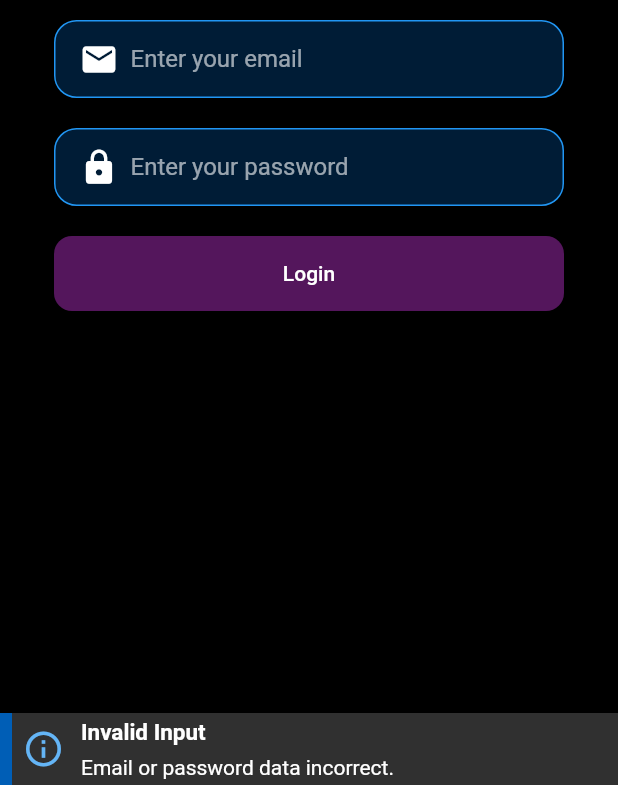
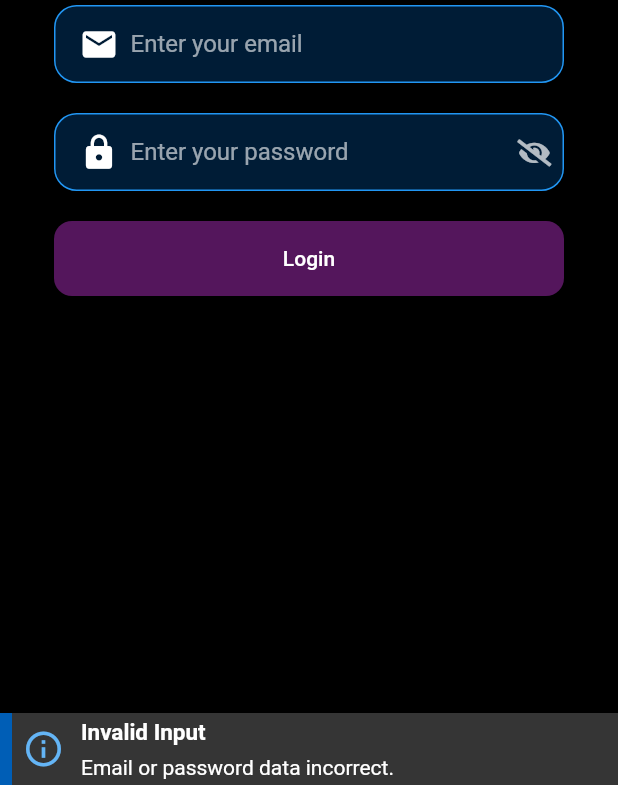
Before and after one commit to Kurler3/Anihub-Flutter, a Flutter app: the screen it shows after launch, after a tap on "Login", on a phone screen of 412 x 824 dp, the part 451-1236 px from its top. Run offline on Flutter 3.47's test engine with Material 2 defaults, Android fonts, the phone set to English and light mode, and no system bars; drawn by our look-alikes of another_flushbar; our stand-ins replace cloud_firestore, firebase_auth, firebase_core, firebase_storage, flutter_icons, image_picker and 2 more; missing offline and left inert: dart:ffi; accounts and stored records are empty.

Commit message:
finished whole auth process

```diff
--- /dev/null
+++ b/lib/back_end_methods/database_methods.dart
@@ -0,0 +1,37 @@
+import 'dart:ffi';
+
+import 'package:anihub_flutter/models/user.dart';
+import 'package:cloud_firestore/cloud_firestore.dart';
+import 'package:firebase_auth/firebase_auth.dart';
+import 'package:flutter/material.dart';
+
+class DatabaseMethods {
+  final FirebaseFirestore _firebaseFirestore = FirebaseFirestore.instance;
+  final FirebaseAuth _firebaseAuth = FirebaseAuth.instance;
+  // CREATE USER
+  Future<void> uploadUser({required UserModal userData}) async {
+    // NO NEED FOR TRY CATCH BECAUSE THIS FUNCTION IS CALLED INSIDE A TRY AND CATCH BLOCK.
+
+    await _firebaseFirestore.collection('users').doc(userData.uid).set(
+          UserModal.toMap(userData: userData),
+        );
+  }
+
+  // GET USER DETAILS
+  Future<UserModal?> getUserDetails() async {
+    try {
+      User? user = _firebaseAuth.currentUser;
+      if (user == null) {
+        return null;
+      }
+
+      DocumentSnapshot<Map<String, dynamic>> documentSnapshot =
+          await _firebaseFirestore.collection('users').doc(user.uid).get();
+
+      return UserModal.fromMap(map: documentSnapshot.data()!);
+    } catch (e) {
+      debugPrint(e.toString());
+    }
+    return null;
+  }
+}
--- a/lib/main.dart
+++ b/lib/main.dart
@@ -1,8 +1,10 @@
+import 'package:anihub_flutter/providers/user_provider.dart';
 import 'package:anihub_flutter/screens/app.dart';
 import 'package:anihub_flutter/screens/auth/register_screen.dart';
 import 'package:anihub_flutter/utils/colors.dart';
 import 'package:firebase_core/firebase_core.dart';
 import 'package:flutter/material.dart';
+import 'package:provider/provider.dart';
 import 'firebase_options.dart';
 
 void main() async {
@@ -18,7 +20,14 @@ class MyApp extends StatelessWidget {
 
   @override
   Widget build(BuildContext context) {
-    return MaterialApp(
+    return MultiProvider(
+      providers: [
+        // USER PROVIDER
+        ChangeNotifierProvider(
+          create: (_) => UserProvider(),
+        ),
+      ],
+      child: MaterialApp(
         debugShowCheckedModeBanner: false,
         title: 'Flutter Demo',
         theme:
@@ -26,6 +35,7 @@ class MyApp extends StatelessWidget {
         // IN APP ROOT CHECK FOR AUTH CHANGES
 
         home: const AppRoot(),
+      ),
     );
   }
 }
--- /dev/null
+++ b/lib/models/user.dart
@@ -0,0 +1,42 @@
+class UserModal {
+  String uid;
+  String username;
+  String email;
+  String profilePicUrl;
+  String backgroundPicUrl;
+  List<String> followers;
+  List<String> following;
+
+  // LATER ADD SAVED ANIME AND WHATEVER ELSE
+
+  UserModal({
+    required this.uid,
+    required this.username,
+    required this.email,
+    required this.profilePicUrl,
+    required this.backgroundPicUrl,
+    required this.followers,
+    required this.following,
+  });
+
+  static Map<String, dynamic> toMap({required UserModal userData}) {
+    return {
+      "uid": userData.uid,
+      "username": userData.username,
+      "email": userData.email,
+      "profilePicUrl": userData.profilePicUrl,
+      "backgroundPicUrl": userData.backgroundPicUrl,
+      "followers": userData.followers,
+      "following": userData.following,
+    };
+  }
+
+  static UserModal fromMap({required Map<String, dynamic> map}) => UserModal(
+      uid: map["uid"],
+      username: map['username'],
+      email: map['email'],
+      profilePicUrl: map['profilePicUrl'],
+      backgroundPicUrl: map["backgroundPicUrl"],
+      followers: map["followers"],
+      following: map["following"]);
+}
--- /dev/null
+++ b/lib/providers/user_provider.dart
@@ -0,0 +1,18 @@
+import 'package:anihub_flutter/back_end_methods/database_methods.dart';
+import 'package:anihub_flutter/models/user.dart';
+import 'package:flutter/cupertino.dart';
+
+class UserProvider extends ChangeNotifier {
+  UserModal? _user;
+
+  UserModal? get getUser => _user;
+
+  // FUNCTION TO FETCH NEW USER DATA (RELOAD).
+  void fetchUserDetails() async {
+    // FETCH DETAILS OF LOGGED USER.
+
+    _user = await DatabaseMethods().getUserDetails();
+
+    notifyListeners();
+  }
+}
--- a/lib/screens/app.dart
+++ b/lib/screens/app.dart
@@ -1,5 +1,12 @@
+import 'package:anihub_flutter/back_end_methods/auth_methods.dart';
+import 'package:anihub_flutter/models/user.dart';
+import 'package:anihub_flutter/providers/user_provider.dart';
+import 'package:anihub_flutter/screens/auth/loading_screen.dart';
 import 'package:anihub_flutter/screens/auth/login_screen.dart';
+import 'package:anihub_flutter/screens/home/main_screen.dart';
+import 'package:firebase_auth/firebase_auth.dart';
 import 'package:flutter/material.dart';
+import 'package:provider/provider.dart';
 
 class AppRoot extends StatefulWidget {
   const AppRoot({Key? key}) : super(key: key);
@@ -10,7 +17,35 @@ class AppRoot extends StatefulWidget {
 
 class _AppRootState extends State<AppRoot> {
   @override
+  void initState() {
+    super.initState();
+
+    // FETCH USER DETAILS AND UPDATE THE PROVIDER VALUE.
+    UserProvider().fetchUserDetails();
+  }
+
+  @override
   Widget build(BuildContext context) {
-    return LoginScreen();
+    // User? loggedUser = Provider.of<UserProvider>(context).getUser;
+
+    return StreamBuilder(
+      stream: AuthMethods().userChanges,
+      builder: (BuildContext context, AsyncSnapshot<User?> snapshot) {
+        if (snapshot.connectionState == ConnectionState.done ||
+            snapshot.connectionState == ConnectionState.active) {
+          if (snapshot.hasError) {
+            return const Center(
+              child: Text("Some error occurred"),
+            );
+          } else if (!snapshot.hasData) {
+            return const LoginScreen();
+          } else {
+            return const MainScreen();
+          }
+        } else {
+          return const LoadingScreen();
+        }
+      },
+    );
   }
 }
--- /dev/null
+++ b/lib/screens/auth/loading_screen.dart
@@ -0,0 +1,37 @@
+import 'package:anihub_flutter/utils/colors.dart';
+import 'package:anihub_flutter/utils/constants.dart';
+import 'package:anihub_flutter/widgets/rotating_image.dart';
+import 'package:flutter/material.dart';
+
+class LoadingScreen extends StatelessWidget {
+  const LoadingScreen({Key? key}) : super(key: key);
+
+  @override
+  Widget build(BuildContext context) {
+    return Center(
+      child: Column(
+        mainAxisAlignment: MainAxisAlignment.center,
+        crossAxisAlignment: CrossAxisAlignment.center,
+        children: [
+          RotatingImage(
+            child: SizedBox(
+              width: MediaQuery.of(context).size.width * 0.8,
+              child: Image.asset(
+                appLogoAbsolutePath,
+                fit: BoxFit.fill,
+              ),
+            ),
+            isRotating: true,
+          ),
+          const SizedBox(
+            height: 15,
+          ),
+          const Text('Fetching some data...'),
+          const CircularProgressIndicator(
+            color: mainOrange,
+          ),
+        ],
+      ),
+    );
+  }
+}
--- a/lib/screens/auth/login_screen.dart
+++ b/lib/screens/auth/login_screen.dart
@@ -1,3 +1,4 @@
+import 'package:anihub_flutter/back_end_methods/auth_methods.dart';
 import 'package:anihub_flutter/screens/auth/register_screen.dart';
 import 'package:anihub_flutter/utils/colors.dart';
 import 'package:anihub_flutter/utils/constants.dart';
@@ -6,6 +7,7 @@ import 'package:anihub_flutter/widgets/common_elevated_button.dart';
 import 'package:anihub_flutter/widgets/common_input.dart';
 import 'package:anihub_flutter/widgets/rotating_image.dart';
 import 'package:flutter/material.dart';
+import 'package:flutter_icons/flutter_icons.dart';
 
 class LoginScreen extends StatefulWidget {
   const LoginScreen({Key? key}) : super(key: key);
@@ -16,6 +18,10 @@ class LoginScreen extends StatefulWidget {
 
 class _LoginScreenState extends State<LoginScreen> {
   bool _isLogoRotating = true;
+
+  bool _isPasswordVisible = false;
+
+  bool _isLoading = false;
 
   // FORM KEY
   final _formKey = GlobalKey<FormState>();
@@ -44,20 +50,31 @@ class _LoginScreenState extends State<LoginScreen> {
     if (_emailController.text.isNotEmpty &&
         isEmailValid(_emailController.text) &&
         _passwordController.text.length >= 6) {
+      setState(() {
+        _isLoading = true;
+      });
+
       // CALL FUNCTION IN AUTHMETHODS CLASS
+      String logInResult = await AuthMethods().signIn(
+          email: _emailController.text, password: _passwordController.text);
 
+      setState(() {
+        _isLoading = false;
+      });
+
+      if (logInResult != SUCCESS_VALUE) {
+        showFlushBar(
+          context: context,
+          title: 'Something wrong happened',
+          message: logInResult,
+        );
+      }
     } else {
       // Show snackbar :)
       showFlushBar(
         title: "Invalid Input",
         context: context,
         message: "Email or password data incorrect.",
-        // mainButton: CommonElevatedButton(
-        //   buttonChild: const Icon(Icons.close),
-        //   onPress: () {
-        //     Navigator.of(context).pop();
-        //   },
-        // ),
         duration: const Duration(seconds: 2),
         leftBarIndicatorColor: blue,
         icon: Icon(
@@ -125,7 +142,7 @@ class _LoginScreenState extends State<LoginScreen> {
                             ),
                           ),
                           const SizedBox(
-                            height: 20,
+                            height: 10,
                           ),
                           // FORM CONTAINER
                           Container(
@@ -149,16 +166,7 @@ class _LoginScreenState extends State<LoginScreen> {
                                         size: 26,
                                       ),
                                     ),
-                                    // label: const Text('Email'),
                                     hintText: "Enter your email",
-                                    validatorFunction: (value) {
-                                      // if (value == null || value.isEmpty) {
-                                      //   return 'Please enter some text';
-                                      // } else if (!isEmailValid(value)) {
-                                      //   return 'Please enter a valid email address';
-                                      // }
-                                      // return null;
-                                    },
                                   ),
                                   const SizedBox(
                                     height: 20,
@@ -167,6 +175,7 @@ class _LoginScreenState extends State<LoginScreen> {
                                   CommonInput(
                                     maxLines: 1,
                                     controller: _passwordController,
+                                    isVisible: _isPasswordVisible,
                                     prefixWidget: const Padding(
                                       padding: EdgeInsets.all(8.0),
                                       child: Icon(
@@ -175,16 +184,19 @@ class _LoginScreenState extends State<LoginScreen> {
                                         size: 26,
                                       ),
                                     ),
-                                    // label: const Text('Password'),
                                     hintText: 'Enter your password',
-                                    // validatorFunction: (value) {
-                                    //   if (value == null || value.isEmpty) {
-                                    //     return 'Please a password';
-                                    //   } else if (value.length < 6) {
-                                    //     return 'Password needs to be at least 6 characters long';
-                                    //   }
-                                    //   return null;
-                                    // },
+                                    suffixWidget: InkWell(
+                                      onTap: () => setState(() {
+                                        _isPasswordVisible =
+                                            !_isPasswordVisible;
+                                      }),
+                                      child: Padding(
+                                        padding: const EdgeInsets.all(4.0),
+                                        child: Icon(!_isPasswordVisible
+                                            ? FontAwesome5Solid.eye_slash
+                                            : FontAwesome5Solid.eye),
+                                      ),
+                                    ),
                                   ),
                                   const SizedBox(
                                     height: 20,
@@ -193,7 +205,11 @@ class _LoginScreenState extends State<LoginScreen> {
                                     width: double.infinity,
                                     height: 50,
                                     child: CommonElevatedButton(
-                                      buttonChild: const Text("Login"),
+                                      buttonChild: _isLoading
+                                          ? const CircularProgressIndicator(
+                                              color: mainOrange,
+                                            )
+                                          : const Text("Login"),
                                       onPress: onLoginClicked,
                                       backgroundColor: buttonBackgroundColor,
                                     ),
--- a/lib/utils/colors.dart
+++ b/lib/utils/colors.dart
@@ -7,6 +7,9 @@ const backgroundColor = Colors.black;
 const mainGrey = Color.fromARGB(224, 177, 177, 177);
 
 const darkGrey = Color.fromARGB(255, 250, 250, 250);
+
+// SNACKBAR BACKGROUND
+const snackbarBackgroundColor = Color.fromARGB(255, 53, 53, 53);
 
 // BUTTON ORANGE
 const mainOrange = Color.fromRGBO(255, 158, 3, 1);
--- a/lib/utils/constants.dart
+++ b/lib/utils/constants.dart
@@ -24,3 +24,8 @@ const backgroundPics = [
 
 // ICON SIZE
 const double ICON_SIZE = 26;
+
+// SUCCESS STRING RESULT FOR FIREBASE FUNCTIONS
+const String SUCCESS_VALUE = "Success";
+
+const String FAIL_VALUE = "Some error occurred";
--- a/lib/utils/functions.dart
+++ b/lib/utils/functions.dart
@@ -1,6 +1,7 @@
 // VALIDATE EMAIL
 import 'dart:math';
 
+import 'package:anihub_flutter/utils/colors.dart';
 import 'package:another_flushbar/flushbar.dart';
 import 'package:flutter/material.dart';
 import 'package:image_picker/image_picker.dart';
@@ -24,17 +25,19 @@ void showFlushBar({
   Color? leftBarIndicatorColor,
   EdgeInsets? aroundPadding,
   double? borderRadius,
+  Color? background,
 }) {
   Flushbar(
     padding: aroundPadding ?? const EdgeInsets.all(4.0),
     borderRadius:
         borderRadius != null ? BorderRadius.circular(borderRadius) : null,
-    icon: icon,
+    icon: icon ?? const Icon(Icons.info),
+    backgroundColor: background ?? snackbarBackgroundColor,
     leftBarIndicatorColor: leftBarIndicatorColor,
     title: title,
     message: message,
     mainButton: mainButton,
-    duration: duration,
+    duration: duration ?? const Duration(seconds: 2),
   ).show(context);
 }
 
@@ -75,17 +78,8 @@ pickImage(ImageSource source) async {
 // CHECK FOR CAMERA OR GALLERY PERMISSIONS
 hasPickImagePermission(bool isCamera) async {
   if (isCamera) {
-    // // IF DENIED REQUEST IT
-    // if (await Permission.camera.status.isDenied) {
-    //   debugPrint('here');
-    //   return await Permission.camera.request().isGranted;
-    // } else {
-    //   return true;
-    // }
-
     var cameraStatus = await Permission.camera.status;
 
-    debugPrint('camera status: $cameraStatus ${cameraStatus.isGranted}');
     if (!cameraStatus.isGranted) {
       await Permission.camera.request();
     }
@@ -95,7 +89,6 @@ hasPickImagePermission(bool isCamera) async {
   } else {
     // GALLERY (STORAGE)
     if (await Permission.storage.status.isDenied) {
-      debugPrint('here');
       return await Permission.storage.request().isGranted;
     } else {
       return true;
--- a/lib/widgets/common_input.dart
+++ b/lib/widgets/common_input.dart
@@ -43,7 +43,7 @@ class CommonInput extends StatelessWidget {
           controller: controller,
           maxLines: maxLines ?? 1,
           autofocus: false,
-          obscureText: isVisible,
+          obscureText: !isVisible,
           decoration: InputDecoration(
             fillColor: darkBlue,
             filled: true,
--- a/pubspec.yaml
+++ b/pubspec.yaml
@@ -30,12 +30,14 @@ dependencies:
   cloud_firestore: ^3.1.10
   cupertino_icons: ^1.0.2
   firebase_auth: ^3.3.9
+  firebase_storage: ^10.2.9
   firebase_core: ^1.13.1
   flutter_staggered_grid_view: ^0.6.1
   another_flushbar: ^1.10.28
   image_picker: ^0.8.4+11
   permission_handler: ^9.2.0
   flutter_icons: ^1.1.0
+  provider: ^6.0.2
   flutter:
     sdk: flutter
 
```
Also changed, not shown: lib/back_end_methods/auth_methods.dart (added, +104 -0 lines), lib/back_end_methods/storage_methods.dart (added, +22 -0 lines), lib/screens/auth/register_screen.dart (+90 -2 lines), lib/screens/home/main_screen.dart (added, +30 -0 lines), pubspec.lock. Lines whose indentation alone changed are shown as unchanged.
